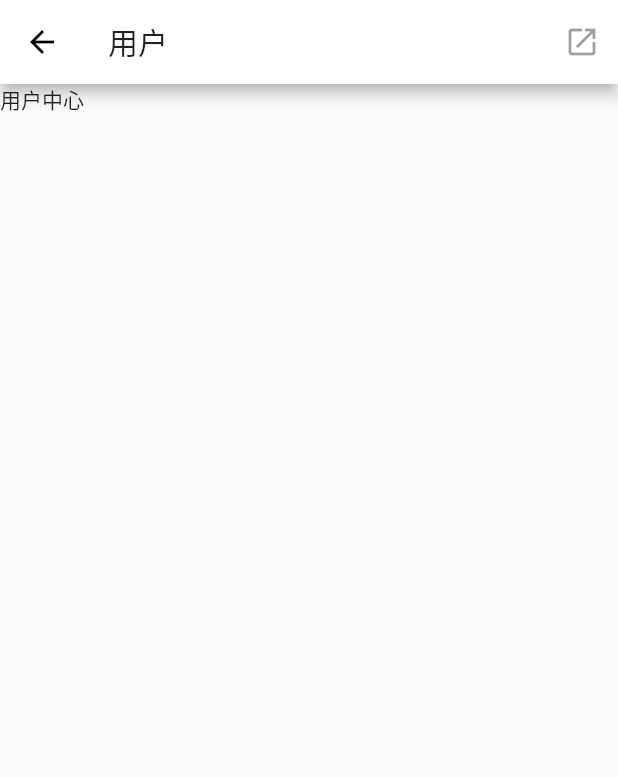
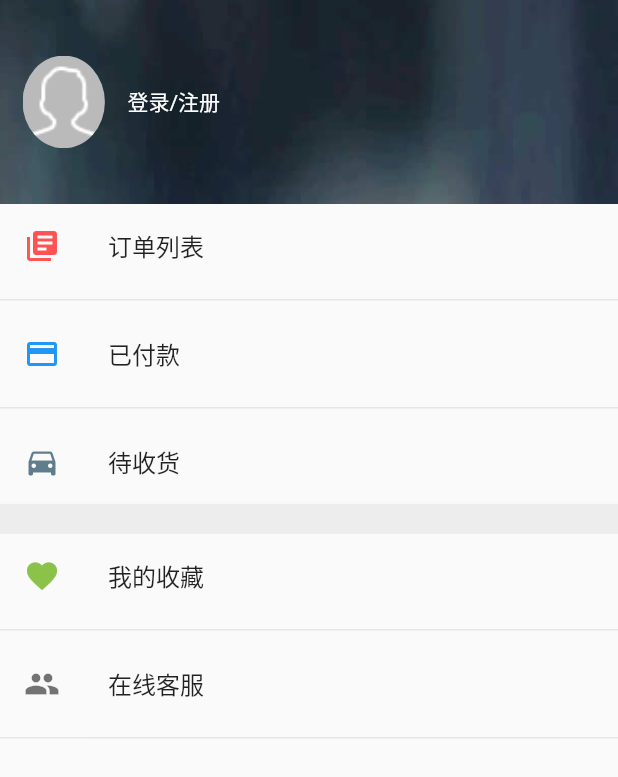
Before and after one commit to baggio10czm/Flutter_mall, a Flutter app: the UserPage screen opened directly, on a phone screen of 412 x 824 dp. Shown: the top 777 px of the screen. Run offline on Flutter 3.47's test engine with Material 2 defaults, Android fonts, the phone set to English and light mode, and no system bars; our stand-ins replace dio, event_bus, flutter_screenutil, flutter_swiper, fluttertoast, shared_preferences; missing offline and left inert: flutter_inappbrowser; accounts and stored records are empty; network calls fail.

Commit message:
用户,注册,登录页面布局done

```diff
--- a/lib/main.dart
+++ b/lib/main.dart
@@ -20,7 +20,7 @@ class _MyAppState extends State<MyApp> {
     ],
     child: MaterialApp(
       debugShowCheckedModeBanner: false,
-      initialRoute: '/',
+      initialRoute: '/login',
       onGenerateRoute: onGenerateRoute,
       theme: ThemeData(
           primaryColor: Colors.white, backgroundColor: Colors.white),
--- a/lib/pages/tabs/Tabs.dart
+++ b/lib/pages/tabs/Tabs.dart
@@ -11,7 +11,7 @@ class Tabs extends StatefulWidget {
 }
 
 class _TabsState extends State<Tabs> {
-  int _currentIndex = 0;
+  int _currentIndex = 3;
   PageController _controller;
 
   @override
--- a/lib/pages/tabs/User.dart
+++ b/lib/pages/tabs/User.dart
@@ -1,4 +1,5 @@
 import 'package:flutter/material.dart';
+import '../../services/ScreenAdapter.dart';
 import 'package:provider/provider.dart';
 import '../../provider/Counter.dart';
 
@@ -12,17 +13,77 @@ class _UserPageState extends State<UserPage> {
   Widget build(BuildContext context) {
     Counter countProvider = Provider.of<Counter>(context);
     return Scaffold(
-      appBar: AppBar(
-        title: Text('用户'),
-        actions: <Widget>[
-          IconButton(icon: Icon(Icons.launch), onPressed: null)
+      //appBar: AppBar(
+      //  title: Text('用户'),
+      //  actions: <Widget>[
+      //    IconButton(icon: Icon(Icons.launch), onPressed: null)
+      //  ],
+      //),
+      body: ListView(
+        children: <Widget>[
+          Container(
+            width: double.infinity,
+            height: ScreenAdapter.height(220),
+            decoration: BoxDecoration(
+              image: DecorationImage(
+                image: AssetImage('images/user_bg.jpg'),
+                fit: BoxFit.cover
+              )
+            ),
+            child: Row(
+              children: <Widget>[
+                Container(
+                  margin: EdgeInsets.fromLTRB(15, 0, 15, 0),
+                  child: ClipOval(
+                    child: Image.asset('images/user.png',fit: BoxFit.cover,width: ScreenAdapter.width(100),height: ScreenAdapter.height(100)),
+                  ),
+                ),
+                Expanded(flex:1,child: InkWell(onTap:(){
+                  Navigator.pushNamed(context, '/login');
+                },child: Text('登录/注册',style: TextStyle(color: Colors.white)),)),
+//                Expanded(flex:1,child: Column(
+//                  mainAxisAlignment: MainAxisAlignment.center,
+//                  crossAxisAlignment: CrossAxisAlignment.start,
+//                  children: <Widget>[
+//                    Text('用户名:紫影锋',style: TextStyle(color: Colors.white,fontSize: ScreenAdapter.size(32))),
+//                    SizedBox(height: 10),
+//                    Text('银章会员',style: TextStyle(color: Colors.white,fontSize: ScreenAdapter.size(32)))
+//                  ],
+//                )),
+              ],
+            ),
+          ),
+          ListTile(
+            leading: Icon(Icons.library_books,color: Colors.redAccent),
+            title: Text('订单列表'),
+          ),
+          Divider(),
+          ListTile(
+            leading: Icon(Icons.payment,color: Colors.blue),
+            title: Text('已付款'),
+          ),
+          Divider(),
+          ListTile(
+            leading: Icon(Icons.directions_car,color: Colors.blueGrey),
+            title: Text('待收货'),
+          ),
+          Container(
+            height: 20,
+            width: double.infinity,
+            color: Color.fromRGBO(235, 235, 235, .9),
+          ),
+          ListTile(
+            leading: Icon(Icons.favorite,color: Colors.lightGreen),
+            title: Text('我的收藏'),
+          ),
+          Divider(),
+          ListTile(
+            leading: Icon(Icons.people,color: Colors.black54),
+            title: Text('在线客服'),
+          ),
+          Divider(),
         ],
       ),
-      body: Column(
-        children: <Widget>[
-          Text('用户中心')
-        ],
-      ),
-    );;
+    );
   }
 }
--- a/lib/widget/JdButton.dart
+++ b/lib/widget/JdButton.dart
@@ -4,9 +4,10 @@ import '../services/ScreenAdapter.dart';
 class JdButton extends StatelessWidget {
   final String text;
   final Color color;
+  final double height;
   final Object callBack;
 
-  JdButton({Key key,this.color=Colors.white70,this.text='按钮',this.callBack}) : super(key:key);
+  JdButton({Key key,this.color=Colors.white70,this.text='按钮',this.height=68,this.callBack}) : super(key:key);
 
   @override
   Widget build(BuildContext context) {
@@ -14,7 +15,7 @@ class JdButton extends StatelessWidget {
       onTap: this.callBack,
       child: Container(
         width: double.infinity,
-        height: ScreenAdapter.height(66),
+        height: ScreenAdapter.height(this.height),
         margin: EdgeInsets.all(7),
         padding: EdgeInsets.all(7),
         decoration: BoxDecoration(
```
Also changed, not shown: lib/pages/Login.dart (added, +55 -0 lines), lib/pages/RegisterFirst.dart (added, +29 -0 lines), lib/pages/RegisterSecond.dart (added, +42 -0 lines), lib/pages/RegisterThird.dart (added, +31 -0 lines), lib/pages/forgetPassword.dart (added, +22 -0 lines), lib/routers/router.dart (+10 -0 lines), lib/widget/jdText.dart (added, +34 -0 lines), pubspec.yaml (+7 -3 lines), images/2.0x/user.png (added), images/2.0x/user_bg.jpg (added), images/3.0x/user.png (added), images/3.0x/user_bg.jpg (added), images/user.png (added), images/user_bg.jpg (added).
